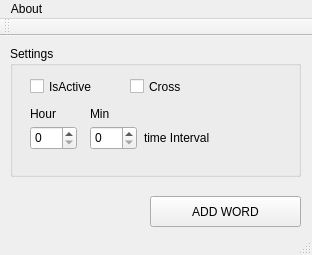
The window that mainwindow.ui (volkansalma/meinWorterbuch) describes before a commit, drawn with Qt 5.
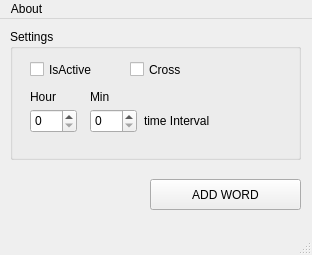
The same window after the commit.

Patch:
```diff
--- a/mainwindow.ui
+++ b/mainwindow.ui
@@ -70,7 +70,7 @@
       <rect>
        <x>20</x>
        <y>60</y>
-       <width>31</width>
+       <width>41</width>
        <height>16</height>
       </rect>
      </property>
@@ -148,14 +148,6 @@
    </widget>
    <addaction name="menuAbout"/>
   </widget>
-  <widget class="QToolBar" name="mainToolBar">
-   <attribute name="toolBarArea">
-    <enum>TopToolBarArea</enum>
-   </attribute>
-   <attribute name="toolBarBreak">
-    <bool>false</bool>
-   </attribute>
-  </widget>
   <widget class="QStatusBar" name="statusBar"/>
  </widget>
  <layoutdefault spacing="6" margin="11"/>
```
